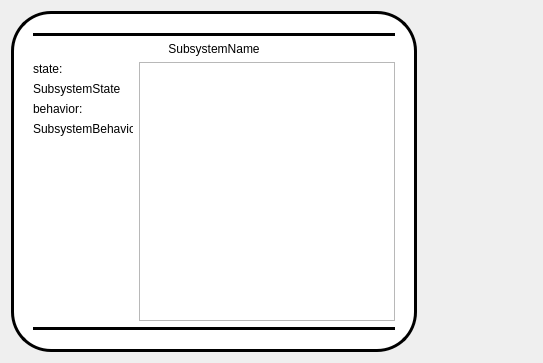
The window that resource/SubsystemWidget.ui (dseredyn/rqt_agent) describes before a commit, drawn with Qt 5.
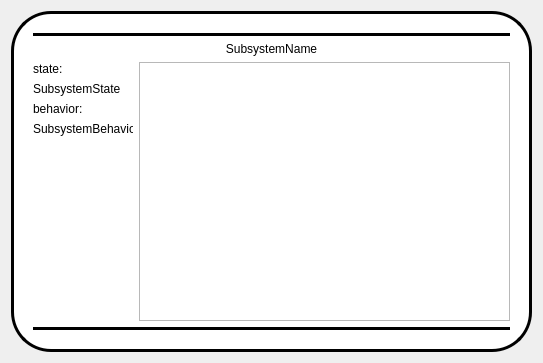
The same window after the commit.

Commit message: components state

The edit to the form file:
```diff
--- a/resource/SubsystemWidget.ui
+++ b/resource/SubsystemWidget.ui
@@ -26,7 +26,7 @@
    <string notr="true"/>
   </property>
   <layout class="QFormLayout" name="formLayout">
-   <item row="0" column="0">
+   <item row="0" column="0" colspan="2">
     <widget class="QFrame" name="SubsystemWidget_2">
      <property name="styleSheet">
       <string notr="true">QFrame#SubsystemWidget_2 {
@@ -147,7 +147,11 @@
          </layout>
         </item>
         <item>
-         <widget class="QListView" name="listView"/>
+         <widget class="QListWidget" name="listWidget">
+          <property name="mouseTracking">
+           <bool>true</bool>
+          </property>
+         </widget>
         </item>
        </layout>
       </item>
```
The commit also changes 2 other files.
